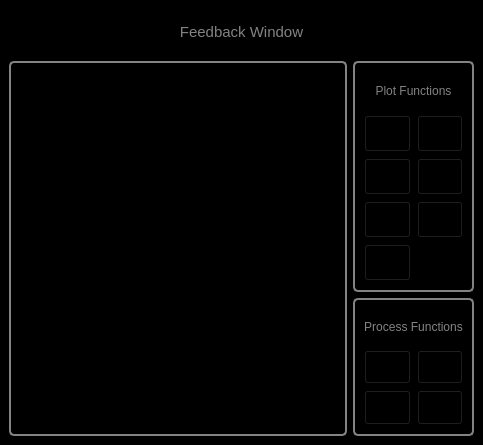
Before: the Qt Designer form Scanner GUI/Plotters Control/PlottersControl.ui in afylab/nanoSQUID-Scanning-Software, drawn with Qt 5.
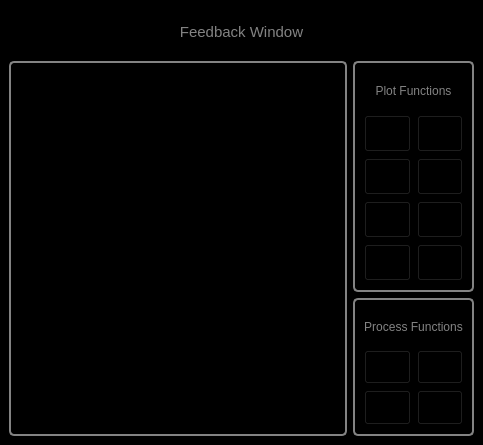
After: the same form once the commit is applied. Icons and pictures are not drawn.

```diff
--- a/Scanner GUI/Plotters Control/PlottersControl.ui
+++ b/Scanner GUI/Plotters Control/PlottersControl.ui
@@ -513,6 +513,37 @@
          </property>
         </widget>
        </item>
+       <item row="4" column="1">
+        <widget class="QPushButton" name="pushButton_Setting">
+         <property name="sizePolicy">
+          <sizepolicy hsizetype="Preferred" vsizetype="Preferred">
+           <horstretch>0</horstretch>
+           <verstretch>0</verstretch>
+          </sizepolicy>
+         </property>
+         <property name="toolTip">
+          <string>Settings</string>
+         </property>
+         <property name="styleSheet">
+          <string notr="true">QPushButton:disabled#pushButton_Setting {image:url(:/nSOTScanner/Pictures/Setting.png)}
+
+#pushButton_Setting{
+image:url(:/nSOTScanner/Pictures/Setting.png);
+background: black;
+}
+
+QPushButton:pressed#pushButton_Setting{
+image:url(:/nSOTScanner/Pictures/Setting.png);
+background: black;
+border: 2px rgb(131,131,131);
+border-radius: 5px
+}</string>
+         </property>
+         <property name="text">
+          <string/>
+         </property>
+        </widget>
+       </item>
       </layout>
      </widget>
     </item>
```
Left out of the diff: 12 changed lines with no effect on the pictures.
